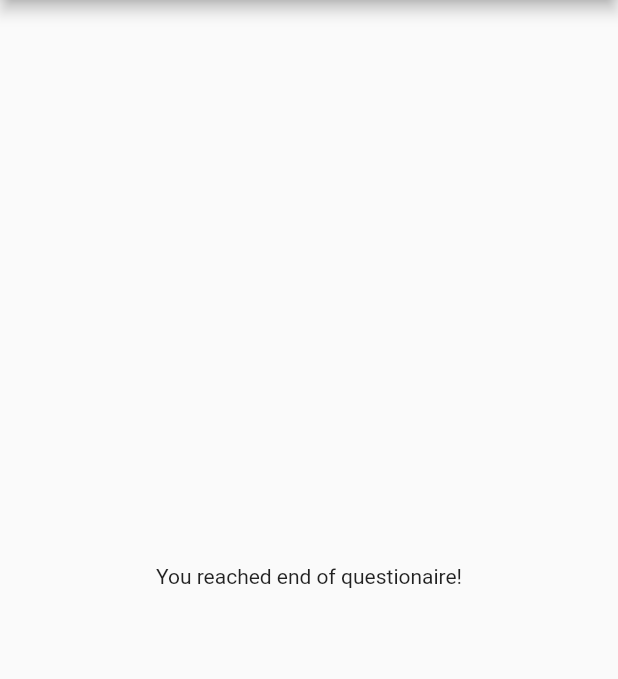
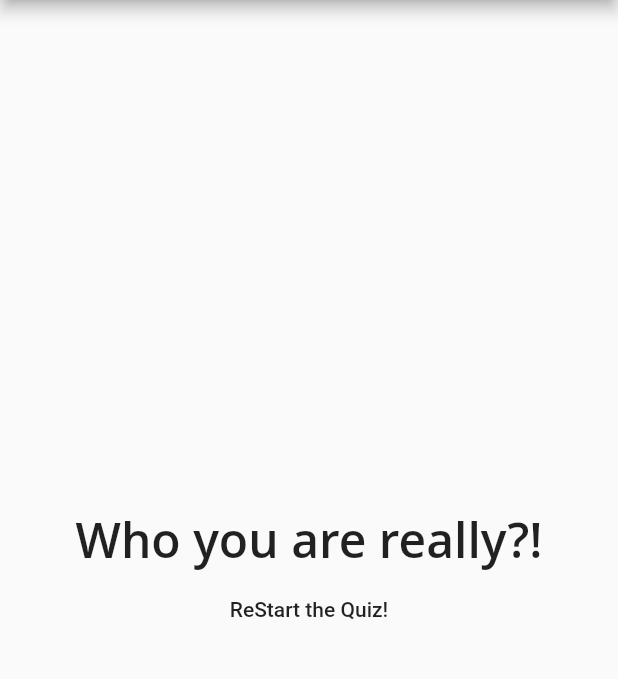
Before and after one commit to ImanMesgaran/Flutter-Playground, a Flutter app: the TestsSamplePage screen opened by its route, after a tap on "pink floyd", after a tap on "Mehrdad", after a tap on "Inception", on a phone screen of 412 x 824 dp, the part 84-763 px from its top. Run offline on Flutter 3.47's test engine with Material 2 defaults, Android fonts, the phone set to English and light mode, and no system bars; our stand-ins replace charts_flutter, cloud_firestore, video_player; accounts and stored records are empty.

Commit message:
quiz app completed.

```diff
--- a/flutter_learning_01/lib/courses_tests/test01.dart
+++ b/flutter_learning_01/lib/courses_tests/test01.dart
@@ -1,6 +1,6 @@
 import 'package:flutter/material.dart';
-import 'package:flutter_learning_01/courses_tests/widgets/answer.dart';
-import 'package:flutter_learning_01/courses_tests/widgets/question.dart';
+import 'package:flutter_learning_01/courses_tests/widgets/result.dart';
+import './widgets/quiz.dart';
 
 void main() {
   runApp(MyTest01());
@@ -23,19 +23,33 @@ class TestsSamplePage extends StatefulWidget {
 
 class _TestsSamplePage extends State<TestsSamplePage> {
   var _questionIndex = 0;
+  var _totalScore = 0;
 
   final _questions = const [
     {
       'questionText': 'what\'s your favorite band?',
-      'answers': ['pink floyd', 'metalica', 'sepultura']
+      'answers': [
+        {'text': 'pink floyd', 'score': 10},
+        {'text': 'metalica', 'score': 7},
+        {'text': 'sepultura', 'score': 2}
+      ]
     },
     {
       'questionText': 'who\'s your favorite friend?',
-      'answers': ['Mehrdad', 'Reza', 'Vahab', 'Saeed']
+      'answers': [
+        {'text': 'Mehrdad', 'score': 9},
+        {'text': 'Reza', 'score': 5},
+        {'text': 'Vahab', 'score': 7},
+        {'text': 'Saeed', 'score': 3}
+      ]
     },
     {
       'questionText': 'who\'s your favorite Movie?',
-      'answers': ['The GodFather', 'Inception', 'Texas Killing Field']
+      'answers': [
+        {'text': 'The GodFather', 'score': 15},
+        {'text': 'Inception', 'score': 7},
+        {'text': 'Texas Killing Field', 'score': 2}
+      ]
     }
   ];
 
@@ -46,34 +60,25 @@ class _TestsSamplePage extends State<TestsSamplePage> {
         title: Text('Simple ListView'),
         backgroundColor: Colors.teal,
       ),
-      body: PersonWidget(),
+      body: _questionIndex < _questions.length
+          ? Quiz(
+              answerQuestion: _answerQuestion,
+              questions: _questions,
+              questionIndex: _questionIndex,
+              totalScore: _totalScore)
+          : Result(resultScore: _totalScore, resetHandler: _resetQuiz),
     );
   }
 
-  Widget PersonWidget() {
-    var person = Person(firstName: 'Iman', lastName: 'Mesgaran', age: 34);
+  // var person = Person(firstName: 'Iman', lastName: 'Mesgaran', age: 34);
+  // Center(
+  //       child: Text(
+  //           '${person.firstName}  ${person.lastName}  ${person.age}'),
+  //     ),
 
-    return _questionIndex < _questions.length
-        ? Column(
-            mainAxisAlignment: MainAxisAlignment.center,
-            children: <Widget>[
-              Question(_questions[_questionIndex]['questionText']),
-              ...(_questions[_questionIndex]['answers'] as List<String>)
-                  .map((answer) {
-                return Answer(_answerQuestion, answer);
-              }).toList(),
-              Center(
-                child: Text(
-                    '${person.firstName}  ${person.lastName}  ${person.age}'),
-              ),
-            ],
-          )
-        : Center(
-            child: Text('You reached end of questionaire!'),
-          );
-  }
+  void _answerQuestion(int score) {
+    _totalScore += score;
 
-  void _answerQuestion() {
     setState(() {
       _questionIndex++;
       print(_questionIndex);
@@ -83,6 +88,13 @@ class _TestsSamplePage extends State<TestsSamplePage> {
     } else {
       print('No more question!');
     }
+  }
+
+  void _resetQuiz() {
+    setState(() {
+      _questionIndex = 0;
+      _totalScore = 0;
+    });
   }
 }
 
--- /dev/null
+++ b/flutter_learning_01/lib/courses_tests/widgets/quiz.dart
@@ -0,0 +1,30 @@
+import 'package:flutter/material.dart';
+import 'question.dart';
+import 'answer.dart';
+
+class Quiz extends StatelessWidget {
+  final int questionIndex;
+  final List<Map<String, Object>> questions;
+  final Function answerQuestion;
+  final int totalScore;
+
+  Quiz(
+      {@required this.answerQuestion,
+      @required this.questions,
+      @required this.questionIndex,
+      @required this.totalScore});
+
+  @override
+  Widget build(BuildContext context) {
+    return Column(
+      mainAxisAlignment: MainAxisAlignment.center,
+      children: <Widget>[
+        Question(questions[questionIndex]['questionText']),
+        ...(questions[questionIndex]['answers'] as List<Map<String, Object>>)
+            .map((answer) {
+          return Answer(() => answerQuestion(answer['score']), answer['text']);
+        }).toList(),
+      ],
+    );
+  }
+}
--- /dev/null
+++ b/flutter_learning_01/lib/courses_tests/widgets/result.dart
@@ -0,0 +1,43 @@
+import 'package:flutter/material.dart';
+
+class Result extends StatelessWidget {
+  final int resultScore;
+  final Function resetHandler;
+
+  Result({this.resultScore, this.resetHandler});
+
+  String get resultPhrase {
+    var resultText;
+
+    if (resultScore < 6) {
+      resultText = 'so, OK.';
+    } else if (resultScore < 15) {
+      resultText = 'Really?!';
+    } else if (resultScore < 25) {
+      resultText = 'What\'s wrong with you?';
+    } else {
+      resultText = 'Who you are really?!';
+    }
+    return resultText;
+  }
+
+  @override
+  Widget build(BuildContext context) {
+    return Center(
+      child: Column(
+        mainAxisAlignment: MainAxisAlignment.center,
+        children: <Widget>[
+          Text(
+            resultPhrase,
+            style: TextStyle(
+                fontFamily: 'OpenSans',
+                fontWeight: FontWeight.w600,
+                fontSize: 32),
+            textAlign: TextAlign.center,
+          ),
+          FlatButton(onPressed: resetHandler, child: Text('ReStart the Quiz!'))
+        ],
+      ),
+    );
+  }
+}
```
